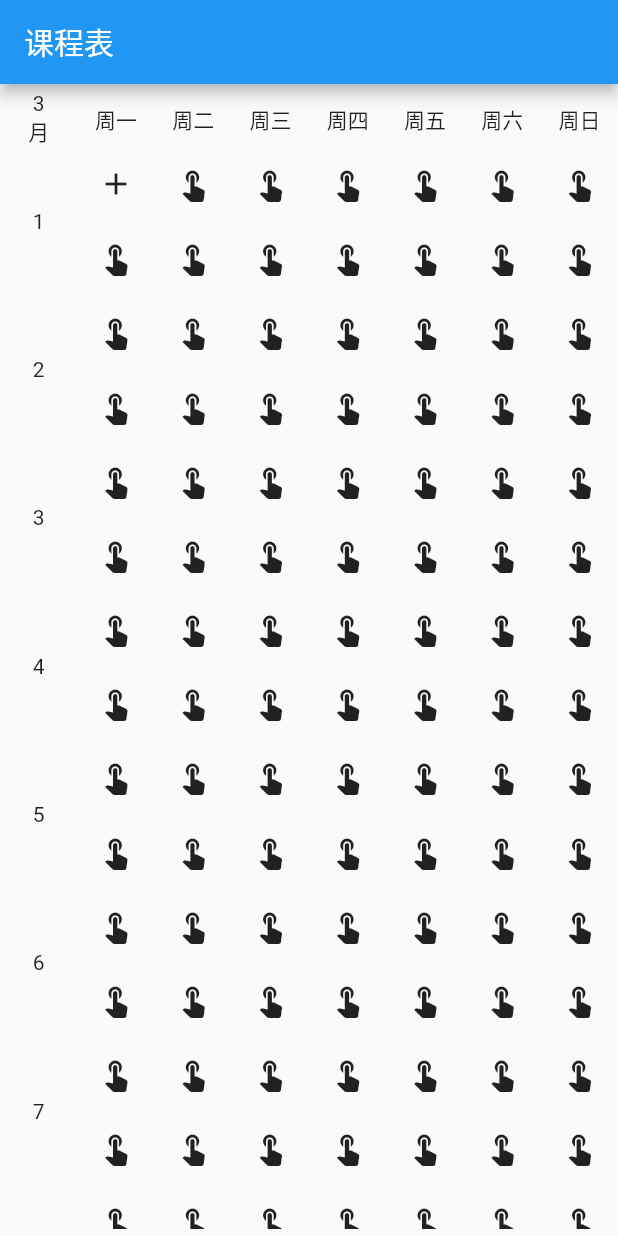
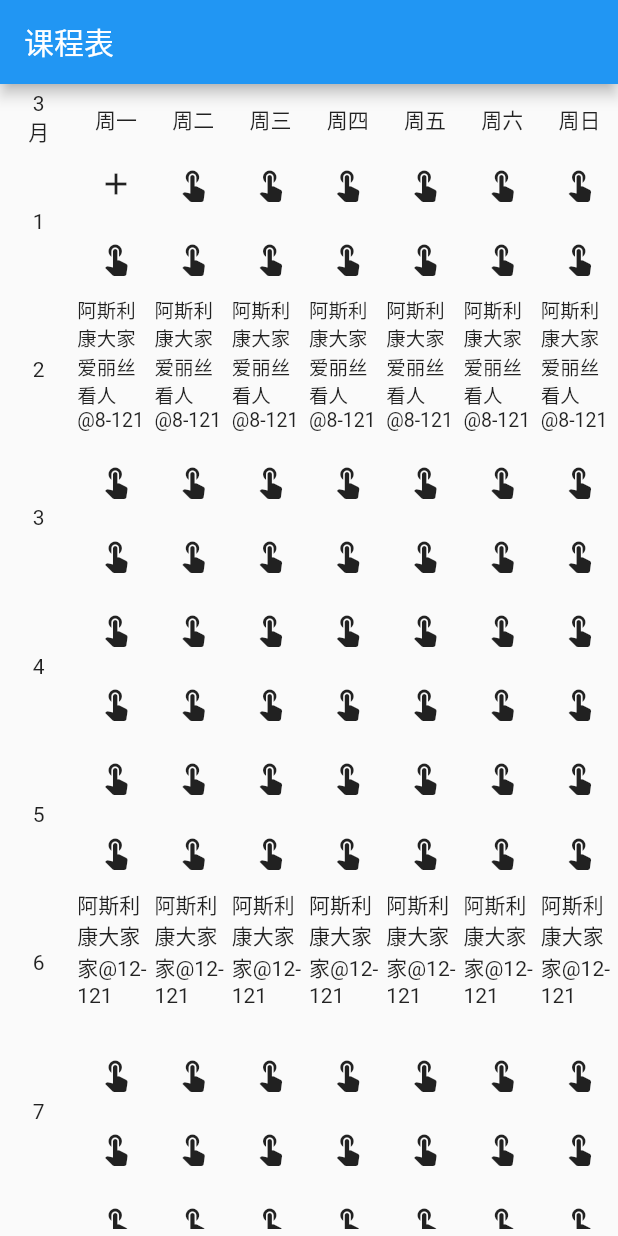
Before and after one commit to imere/syllabus, a Flutter app: the screen it shows after launch, after a tap on the "touch app" icon, on a phone screen of 412 x 824 dp. Run offline on Flutter 3.47's test engine with Material 2 defaults, Android fonts, the phone set to English and light mode, and no system bars; drawn by our look-alikes of auto_size_text; our stand-ins replace shared_preferences, toast.

Commit message:
fix and update

```diff
--- a/lib/courses.dart
+++ b/lib/courses.dart
@@ -1,7 +1,9 @@
 import 'package:flutter/material.dart';
 import 'package:auto_size_text/auto_size_text.dart';
 import 'package:shared_preferences/shared_preferences.dart';
+import 'package:toast/toast.dart';
 
+import './courses_item.dart';
 import './empty_box.dart';
 
 import './empty.model.dart';
@@ -12,8 +14,11 @@ import './utils/course_util.dart'
     show generateCourses, getSortedVaildCourses, getFilledCourses;
 
 class Courses extends StatefulWidget {
-  Courses({Key key, this.coursesHeight, this.weekday})
-      : assert(weekday != null),
+  Courses({
+    Key key,
+    this.coursesHeight,
+    this.weekday,
+  })  : assert(weekday != null),
         assert(coursesHeight != null),
         super(key: key);
 
@@ -63,7 +68,7 @@ Column _buildCourseColumn({
   return Column(
     children: c.map((item) {
       if (item is CourseModel) {
-        return _buildCourseItem(classInfo: item, minHeight: minItemHeight);
+        return CourseItem(classInfo: item, minHeight: minItemHeight);
       } else if (item is EmptyModel) {
         return EmptyBox(
           key: Key('${c.indexOf(item) + 1}'),
@@ -76,23 +81,3 @@ Column _buildCourseColumn({
     }).toList(),
   );
 }
-
-SizedBox _buildCourseItem({
-  @required CourseModel classInfo,
-  @required double minHeight,
-}) {
-  return SizedBox(
-    height: minHeight * classInfo.step,
-    child: Stack(
-      alignment: AlignmentDirectional.topStart,
-      children: <Widget>[
-        AutoSizeText(
-          '${classInfo.name}@${classInfo.room} ${classInfo.teacher}',
-          minFontSize: 12,
-          maxLines: 6,
-          overflow: TextOverflow.ellipsis,
-        ),
-      ],
-    ),
-  );
-}
--- /dev/null
+++ b/lib/courses_item.dart
@@ -0,0 +1,57 @@
+import 'package:flutter/material.dart';
+import 'package:auto_size_text/auto_size_text.dart';
+import 'package:shared_preferences/shared_preferences.dart';
+import 'package:toast/toast.dart';
+
+import './empty_box.dart';
+
+import './empty.model.dart';
+import './courses.model.dart';
+
+import './utils/util.dart' show getTotalCount;
+import './utils/course_util.dart'
+    show generateCourses, getSortedVaildCourses, getFilledCourses;
+
+class CourseItem extends StatefulWidget {
+  CourseItem({
+    Key key,
+    this.classInfo,
+    this.minHeight,
+  })  : assert(classInfo != null),
+        assert(minHeight != null),
+        super(key: key);
+
+  final CourseModel classInfo;
+  final double minHeight;
+
+  @override
+  State<StatefulWidget> createState() => _CourseItemState();
+}
+
+class _CourseItemState extends State<CourseItem> {
+  @override
+  Widget build(BuildContext context) {
+    return SizedBox(
+      height: widget.minHeight * widget.classInfo.step,
+      child: GestureDetector(
+        child: Stack(
+          alignment: AlignmentDirectional.topStart,
+          children: <Widget>[
+            AutoSizeText(
+              '${widget.classInfo.name}@${widget.classInfo.room} ${widget.classInfo.teacher}',
+              minFontSize: 12,
+              maxLines: 6,
+              overflow: TextOverflow.ellipsis,
+            ),
+          ],
+        ),
+        onTap: () {
+          Toast.show(
+            '${widget.classInfo.weekday} ${widget.classInfo.start}',
+            context,
+          );
+        },
+      ),
+    );
+  }
+}
--- a/lib/empty_box.dart
+++ b/lib/empty_box.dart
@@ -25,13 +25,14 @@ class EmptyBox extends StatefulWidget {
 class _EmptyBoxState extends State<EmptyBox> {
   @override
   Widget build(BuildContext context) {
+    var start = widget.start;
     var step = widget.count;
 
     /// build EmptyBox to fill the one column from `start` in order
-    var _ = List.generate(step, (idx) => idx + 1);
+    var _ = List.generate(step, (idx) => start++);
 
     return SizedBox(
-      height: widget.minHeight * widget.count,
+      height: widget.minHeight * step,
       child: Column(
         children: _.map((start) {
           return SingleItem(
--- a/lib/utils/course_util.dart
+++ b/lib/utils/course_util.dart
@@ -16,14 +16,14 @@ List<CourseModel> generateCourses() {
     //   weekday: 1,
     //   weeks: [1, 2, 3],
     // ),
-    // CourseModel(
-    //   name: '阿斯利康大家爱丽丝看人',
-    //   room: '8-121',
-    //   start: 3,
-    //   step: 2,
-    //   weekday: 1,
-    //   weeks: [1, 2, 3],
-    // ),
+    CourseModel(
+      name: '阿斯利康大家爱丽丝看人',
+      room: '8-121',
+      start: 3,
+      step: 2,
+      weekday: 1,
+      weeks: [1, 2, 3],
+    ),
     // CourseModel(
     //   name: '阿斯利康大家爱丽丝家',
     //   room: '9-121',
@@ -48,14 +48,14 @@ List<CourseModel> generateCourses() {
     //   weekday: 1,
     //   weeks: [1, 2, 3],
     // ),
-    // CourseModel(
-    //   name: '阿斯利康大家家',
-    //   room: '12-121',
-    //   start: 11,
-    //   step: 2,
-    //   weekday: 1,
-    //   weeks: [1, 2, 3],
-    // ),
+    CourseModel(
+      name: '阿斯利康大家家',
+      room: '12-121',
+      start: 11,
+      step: 2,
+      weekday: 1,
+      weeks: [1, 2, 3],
+    ),
     // CourseModel(
     //   name: '阿斯利康大家',
     //   room: '12-110',
--- a/lib/weeks.dart
+++ b/lib/weeks.dart
@@ -1,5 +1,4 @@
 import 'package:flutter/material.dart';
-
 import 'package:shared_preferences/shared_preferences.dart';
 
 final weeks = const [
@@ -54,7 +53,7 @@ Column _buildMonthColumn({double width}) {
   );
 }
 
-Column _buildWeekColumn({@required String week, double width}) {
+Column _buildWeekColumn({String week, double width}) {
   return Column(
     children: <Widget>[
       SizedBox(
```
